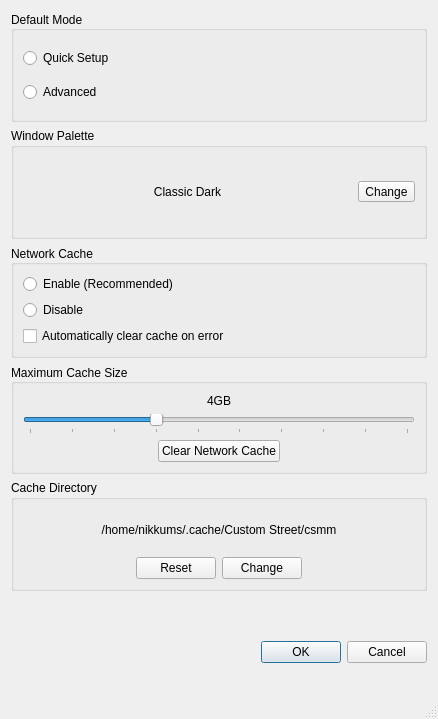
The window that preferencesdialog.ui (FortuneStreetModding/csmm-qt) describes before a commit, drawn with Qt 5.
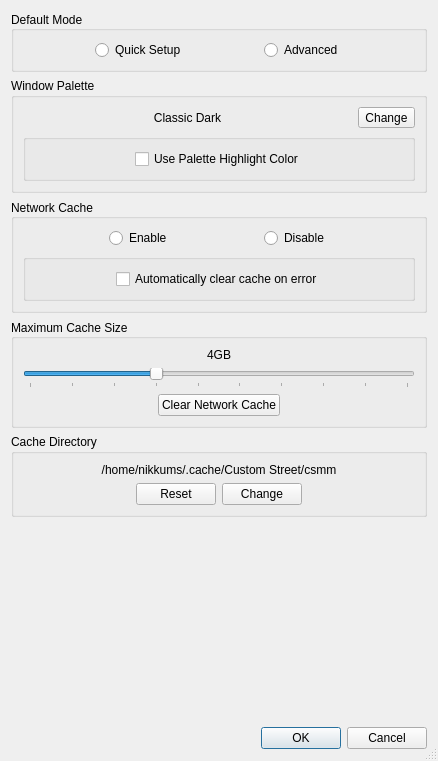
The same window after the commit. Icons and pictures are not drawn.

Commit message: Fix issue where the Preferences dialog was too large, and add the ability to enable/disable the highlight color separately from selecting the window palette

Diff of the .ui file:
```diff
--- a/preferencesdialog.ui
+++ b/preferencesdialog.ui
@@ -13,7 +13,7 @@
     <x>0</x>
     <y>0</y>
     <width>438</width>
-    <height>719</height>
+    <height>761</height>
    </rect>
   </property>
   <property name="sizePolicy">
@@ -53,6 +53,12 @@
    <bool>true</bool>
   </property>
   <layout class="QVBoxLayout" name="verticalLayout_4">
+   <property name="sizeConstraint">
+    <enum>QLayout::SetDefaultConstraint</enum>
+   </property>
+   <property name="bottomMargin">
+    <number>12</number>
+   </property>
    <item>
     <widget class="QGroupBox" name="defaultModeGroupBox">
      <property name="sizePolicy">
@@ -73,7 +79,20 @@
      <property name="checkable">
       <bool>false</bool>
      </property>
-     <layout class="QVBoxLayout" name="verticalLayout">
+     <layout class="QHBoxLayout" name="horizontalLayout_3">
+      <item>
+       <spacer name="defaultModeLeftSpacer">
+        <property name="orientation">
+         <enum>Qt::Horizontal</enum>
+        </property>
+        <property name="sizeHint" stdset="0">
+         <size>
+          <width>30</width>
+          <height>20</height>
+         </size>
+        </property>
+       </spacer>
+      </item>
       <item>
        <widget class="QRadioButton" name="csmmModeQuickSetupButton">
         <property name="text">
@@ -84,6 +103,19 @@
         </attribute>
        </widget>
       </item>
+      <item>
+       <spacer name="defaultModeMiddleSpacer">
+        <property name="orientation">
+         <enum>Qt::Horizontal</enum>
+        </property>
+        <property name="sizeHint" stdset="0">
+         <size>
+          <width>30</width>
+          <height>20</height>
+         </size>
+        </property>
+       </spacer>
+      </item>
       <item>
        <widget class="QRadioButton" name="csmmModeAdvancedButton">
         <property name="text">
@@ -94,6 +126,19 @@
         </attribute>
        </widget>
       </item>
+      <item>
+       <spacer name="defaultModeRightSpacer">
+        <property name="orientation">
+         <enum>Qt::Horizontal</enum>
+        </property>
+        <property name="sizeHint" stdset="0">
+         <size>
+          <width>30</width>
+          <height>20</height>
+         </size>
+        </property>
+       </spacer>
+      </item>
      </layout>
     </widget>
    </item>
@@ -102,7 +147,9 @@
      <property name="title">
       <string>Window Palette</string>
      </property>
-     <layout class="QHBoxLayout" name="horizontalLayout_3">
+     <layout class="QVBoxLayout" name="verticalLayout_6">
+      <item>
+       <layout class="QHBoxLayout" name="windowLabelAndButtonLayout">
       <item>
        <widget class="QLabel" name="windowPaletteLabel">
         <property name="text">
@@ -118,6 +165,53 @@
         <property name="text">
          <string>Change</string>
         </property>
+          <property name="toolButtonStyle">
+           <enum>Qt::ToolButtonTextOnly</enum>
+          </property>
+         </widget>
+        </item>
+       </layout>
+      </item>
+      <item>
+       <widget class="QGroupBox" name="windowPaletteOptionsGroupBox">
+        <property name="title">
+         <string/>
+        </property>
+        <layout class="QHBoxLayout" name="horizontalLayout_4">
+         <item>
+          <spacer name="usePaletteHighlightColorLeftSpacer">
+           <property name="orientation">
+            <enum>Qt::Horizontal</enum>
+           </property>
+           <property name="sizeHint" stdset="0">
+            <size>
+             <width>40</width>
+             <height>20</height>
+            </size>
+           </property>
+          </spacer>
+         </item>
+         <item>
+          <widget class="QCheckBox" name="usePaletteHighlightColorCheckbox">
+           <property name="text">
+            <string>Use Palette Highlight Color</string>
+           </property>
+          </widget>
+         </item>
+         <item>
+          <spacer name="usePaletteHighlightColorRightSpacer">
+           <property name="orientation">
+            <enum>Qt::Horizontal</enum>
+           </property>
+           <property name="sizeHint" stdset="0">
+            <size>
+             <width>40</width>
+             <height>20</height>
+            </size>
+           </property>
+          </spacer>
+         </item>
+        </layout>
        </widget>
       </item>
      </layout>
@@ -139,15 +233,43 @@
      </property>
      <layout class="QVBoxLayout" name="verticalLayout_2">
       <item>
+       <layout class="QHBoxLayout" name="networkCacheLayout">
+        <item>
+         <spacer name="networkCacheLeftSpacer">
+          <property name="orientation">
+           <enum>Qt::Horizontal</enum>
+          </property>
+          <property name="sizeHint" stdset="0">
+           <size>
+            <width>40</width>
+            <height>20</height>
+           </size>
+          </property>
+         </spacer>
+        </item>
+        <item>
        <widget class="QRadioButton" name="enableCacheButton">
         <property name="text">
-         <string>Enable (Recommended)</string>
+           <string>Enable</string>
         </property>
         <attribute name="buttonGroup">
          <string notr="true">cacheModeBtnGroup</string>
         </attribute>
        </widget>
       </item>
+        <item>
+         <spacer name="networkcacheMiddleSpacer">
+          <property name="orientation">
+           <enum>Qt::Horizontal</enum>
+          </property>
+          <property name="sizeHint" stdset="0">
+           <size>
+            <width>40</width>
+            <height>20</height>
+           </size>
+          </property>
+         </spacer>
+        </item>
       <item>
        <widget class="QRadioButton" name="disableCacheButton">
         <property name="text">
@@ -159,12 +281,62 @@
        </widget>
       </item>
       <item>
+         <spacer name="networkCacheRightSpacer">
+          <property name="orientation">
+           <enum>Qt::Horizontal</enum>
+          </property>
+          <property name="sizeHint" stdset="0">
+           <size>
+            <width>40</width>
+            <height>20</height>
+           </size>
+          </property>
+         </spacer>
+        </item>
+       </layout>
+      </item>
+      <item>
+       <widget class="QGroupBox" name="cacheOptionsGroupBox">
+        <property name="title">
+         <string/>
+        </property>
+        <layout class="QHBoxLayout" name="horizontalLayout_6">
+         <item>
+          <spacer name="autoClearCacheLeftSpacer">
+           <property name="orientation">
+            <enum>Qt::Horizontal</enum>
+           </property>
+           <property name="sizeHint" stdset="0">
+            <size>
+             <width>40</width>
+             <height>20</height>
+            </size>
+           </property>
+          </spacer>
+         </item>
+         <item>
        <widget class="QCheckBox" name="autoClearCacheCheckBox">
         <property name="text">
          <string>Automatically clear cache on error</string>
         </property>
        </widget>
       </item>
+         <item>
+          <spacer name="autoClearCacheRightSpacer">
+           <property name="orientation">
+            <enum>Qt::Horizontal</enum>
+           </property>
+           <property name="sizeHint" stdset="0">
+            <size>
+             <width>40</width>
+             <height>20</height>
+            </size>
+           </property>
+          </spacer>
+         </item>
+        </layout>
+       </widget>
+      </item>
      </layout>
     </widget>
    </item>
@@ -351,6 +523,19 @@
      </layout>
     </widget>
    </item>
+   <item>
+    <spacer name="verticalSpacer">
+     <property name="orientation">
+      <enum>Qt::Vertical</enum>
+     </property>
+     <property name="sizeHint" stdset="0">
+      <size>
+       <width>20</width>
+       <height>40</height>
+      </size>
+     </property>
+    </spacer>
+   </item>
    <item>
     <widget class="QDialogButtonBox" name="buttonBox">
      <property name="sizePolicy">
```
Left out of the diff: 13 changed lines with no effect on the pictures. Lines whose indentation alone changed are shown as unchanged. The commit also changes 4 other files.
